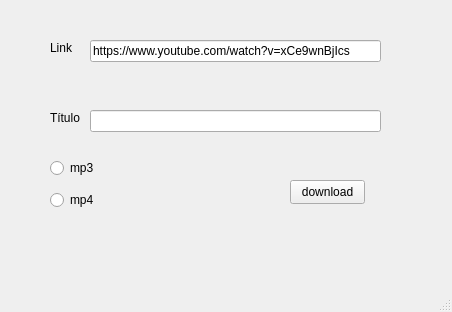
Old version of the form projeto1_youtube_download/YouTube Download/frame.ui in the repository Franciscocpierna/python_sistema_desktop_curso.
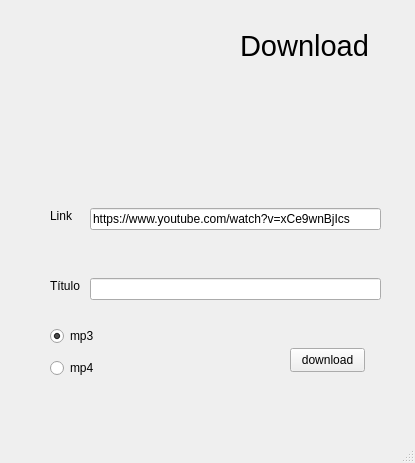
New version of the form.

Commit message: downlod youtube interface grafica  07/01/2026

What changed in the file:
```diff
--- a/projeto1_youtube_download/YouTube Download/frame.ui
+++ b/projeto1_youtube_download/YouTube Download/frame.ui
@@ -6,8 +6,8 @@
    <rect>
     <x>0</x>
     <y>0</y>
-    <width>452</width>
-    <height>312</height>
+    <width>415</width>
+    <height>463</height>
    </rect>
   </property>
   <property name="windowTitle">
@@ -18,7 +18,7 @@
     <property name="geometry">
      <rect>
       <x>290</x>
-      <y>180</y>
+      <y>348</y>
       <width>75</width>
       <height>24</height>
      </rect>
@@ -31,7 +31,7 @@
     <property name="geometry">
      <rect>
       <x>50</x>
-      <y>40</y>
+      <y>208</y>
       <width>49</width>
       <height>16</height>
      </rect>
@@ -44,7 +44,7 @@
     <property name="geometry">
      <rect>
       <x>50</x>
-      <y>110</y>
+      <y>278</y>
       <width>49</width>
       <height>16</height>
      </rect>
@@ -57,7 +57,7 @@
     <property name="geometry">
      <rect>
       <x>90</x>
-      <y>40</y>
+      <y>208</y>
       <width>291</width>
       <height>22</height>
      </rect>
@@ -70,7 +70,7 @@
     <property name="geometry">
      <rect>
       <x>90</x>
-      <y>110</y>
+      <y>278</y>
       <width>291</width>
       <height>22</height>
      </rect>
@@ -80,7 +80,7 @@
     <property name="geometry">
      <rect>
       <x>50</x>
-      <y>160</y>
+      <y>328</y>
       <width>61</width>
       <height>16</height>
      </rect>
@@ -88,12 +88,15 @@
     <property name="text">
      <string>mp3</string>
     </property>
+    <property name="checked">
+     <bool>true</bool>
+    </property>
    </widget>
    <widget class="QRadioButton" name="radioButton_2">
     <property name="geometry">
      <rect>
       <x>50</x>
-      <y>190</y>
+      <y>358</y>
       <width>61</width>
       <height>20</height>
      </rect>
@@ -102,6 +105,32 @@
      <string>mp4</string>
     </property>
    </widget>
+   <widget class="QLabel" name="label_4">
+    <property name="geometry">
+     <rect>
+      <x>240</x>
+      <y>30</y>
+      <width>161</width>
+      <height>31</height>
+     </rect>
+    </property>
+    <property name="font">
+     <font>
+      <pointsize>22</pointsize>
+     </font>
+    </property>
+    <property name="text">
+     <string>Download</string>
+    </property>
+   </widget>
+   <zorder>label</zorder>
+   <zorder>label_2</zorder>
+   <zorder>txt_link</zorder>
+   <zorder>txt_titulo</zorder>
+   <zorder>rb_mp3</zorder>
+   <zorder>rb_mp4</zorder>
+   <zorder>label_4</zorder>
+   <zorder>bt_download</zorder>
   </widget>
   <widget class="QMenuBar" name="menubar">
    <property name="geometry">
```
Left out of the diff: 16 changed lines with no effect on the pictures. The commit also changes 4 other files.
